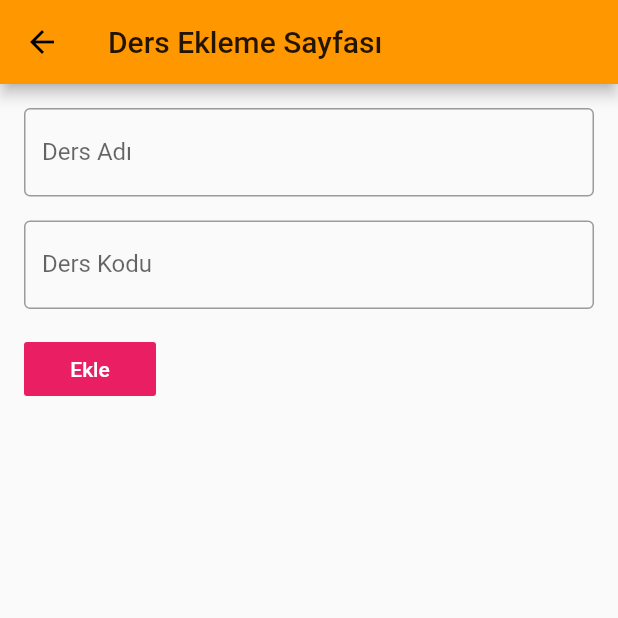
After one commit to berkayismus/SoruMakinesi, a Flutter app: the LectureScreen screen opened by its route, after a tap on "Ekle", on a phone screen of 412 x 824 dp, the top half of it. The commit adds this screen. Run offline on Flutter 3.47's test engine with Material 2 defaults, Android fonts, the phone set to English and light mode, and no system bars.

Commit message:
lecture page added

```diff
--- a/lib/data/api/lecture_api.dart
+++ b/lib/data/api/lecture_api.dart
@@ -9,4 +9,17 @@ class LectureApi{
     return response;
   }
 
+  static Future lectureAdd(String lecture_name,String lecture_code) async {
+    Map data = {
+      "lecture_name":lecture_name,
+      "lecture_code":lecture_code,
+    };
+    var response = await http.post("$base_url/lecture/add/index.php",body: data);
+    if(response.statusCode == 200) {
+      return response;
+    } else{
+      throw("Ders Eklerken hata");
+    }
+  }
+
 }
--- a/lib/main.dart
+++ b/lib/main.dart
@@ -1,5 +1,6 @@
 import 'package:flutter/material.dart';
 import 'package:soru_makinesi/data/api/user_api.dart';
+import 'package:soru_makinesi/screens/lecture_screen.dart';
 import 'package:soru_makinesi/screens/login_screen.dart';
 import 'package:soru_makinesi/screens/question_add_screen.dart';
 import 'package:soru_makinesi/screens/question_delete_screen.dart';
@@ -34,6 +35,7 @@ class _MyAppState extends State<MyApp> {
         "/questionAdd": (context) => QuestionAddScreen(),
         "/questionUpdate": (context) => QuestionUpdateScreen(),
         "/questionDelete": (context) => QuestionDeleteScreen(),
+        "/lecture": (context) => LectureScreen(),
       },
     );
   }
--- /dev/null
+++ b/lib/screens/lecture_screen.dart
@@ -0,0 +1,19 @@
+import 'package:flutter/material.dart';
+import 'package:soru_makinesi/widgets/lecture_widgets.dart';
+
+class LectureScreen extends StatefulWidget {
+  @override
+  _LectureScreenState createState() => _LectureScreenState();
+}
+
+class _LectureScreenState extends State<LectureScreen> {
+  @override
+  Widget build(BuildContext context) {
+    return Scaffold(
+      appBar: AppBar(
+        title: Text("Ders Ekleme Sayfası"),
+      ),
+      body: LectureWidgets(),
+    );
+  }
+}
--- a/lib/screens/question_screen.dart
+++ b/lib/screens/question_screen.dart
@@ -19,6 +19,7 @@ class _QuestionScreenState extends State<QuestionScreen> {
           IconButton(icon: Icon(Icons.add),onPressed: _questionAddClicked ,color: iconButtonColor,),
           IconButton(icon: Icon(Icons.update),onPressed: _questionUpdateClicked, color: iconButtonColor,),
           IconButton(icon: Icon(Icons.delete),onPressed: _questionDeleteClicked, color: iconButtonColor,),
+          IconButton(icon: Icon(Icons.airplay),onPressed: _goLectureClicked, color: iconButtonColor,),
         ],
       ),
       body: QuestionWidgets(),
@@ -36,4 +37,8 @@ class _QuestionScreenState extends State<QuestionScreen> {
   void _questionDeleteClicked() {
     Navigator.pushNamed(context, "/questionDelete");
   }
+
+  void _goLectureClicked() {
+    Navigator.pushNamed(context, "/lecture");
+  }
 }
--- /dev/null
+++ b/lib/widgets/lecture_widgets.dart
@@ -0,0 +1,136 @@
+import 'dart:convert';
+
+import 'package:flutter/cupertino.dart';
+import 'package:flutter/material.dart';
+import 'package:soru_makinesi/data/api/lecture_api.dart';
+
+class LectureWidgets extends StatefulWidget {
+  @override
+  _LectureWidgetsState createState() => _LectureWidgetsState();
+}
+
+class _LectureWidgetsState extends State<LectureWidgets> {
+
+  // controllers
+  TextEditingController _lectureNameController;
+  TextEditingController _lectureCodeController;
+
+  // messages
+  String _lectureAddMessage = "";
+
+  @override
+  void initState() {
+    // TODO: implement initState
+    super.initState();
+    _lectureNameController = TextEditingController();
+    _lectureCodeController = TextEditingController();
+
+  }
+  @override
+  Widget build(BuildContext context) {
+    return Padding(
+      padding: const EdgeInsets.all(8.0),
+      child: Column(
+        children: <Widget>[
+          buildFirstRowWidget(),
+          buildSecondRowWidget(),
+          buildThirtRowWidget(),
+          buildFourthRowWidget(),
+        ],
+      ),
+    );
+  }
+
+  buildFirstRowWidget() {
+    return Padding(
+      padding: const EdgeInsets.all(8.0),
+      child: Row(
+        children: <Widget>[
+          Expanded(
+            child: TextField(
+              controller: _lectureNameController,
+              decoration: InputDecoration(
+                labelText: "Ders Adı",
+                border: OutlineInputBorder(),
+              ),
+            ),
+          ),
+        ],
+      ),
+    );
+  }
+
+  buildSecondRowWidget() {
+    return Padding(
+      padding: const EdgeInsets.all(8.0),
+      child: Row(
+        children: <Widget>[
+          Expanded(
+            child: TextField(
+              controller: _lectureCodeController,
+              decoration: InputDecoration(
+                labelText: "Ders Kodu",
+                border: OutlineInputBorder(),
+              ),
+            ),
+          ),
+        ],
+      ),
+    );
+  }
+
+  buildThirtRowWidget() {
+    return Padding(
+      padding: const EdgeInsets.all(8.0),
+      child: Row(
+        children: <Widget>[
+          FlatButton(
+            child: Text("Ekle"),
+            color: Colors.pink,
+            textColor: Colors.white,
+            onPressed: _lectureAddClicked,
+          ),
+        ],
+      ),
+    );
+  }
+
+  buildFourthRowWidget(){
+    return Padding(
+      padding: const EdgeInsets.all(8.0),
+      child: Row(
+        children: <Widget>[
+          Text(_lectureAddMessage,style: customTextStyle(),),
+        ],
+      ),
+    );
+  }
+
+  bool _textFieldControl(){
+    if(_lectureNameController.text!="" && _lectureCodeController!=""){
+      return true;
+    }else{
+      return false;
+    }
+  }
+
+  void _lectureAddClicked() {
+    //debugPrint("Ders Ekleme butonuna basıldı");
+    if(_textFieldControl()){
+      LectureApi.lectureAdd(_lectureNameController.text, _lectureCodeController.text).then((response) {
+         setState(() {
+           var message = jsonDecode(response.body);
+           _lectureAddMessage = message["message"];
+         });
+      });
+    }
+  }
+
+  customTextStyle() {
+    return TextStyle(
+      color: Colors.pink,
+      fontSize: 20.0,
+      fontWeight: FontWeight.bold,
+    );
+  }
+}
--- a/lib/widgets/login_widgets.dart
+++ b/lib/widgets/login_widgets.dart
@@ -157,6 +157,7 @@ class _LoginWidgetsState extends State<LoginWidgets> {
      setState(() {
        message = response["message"];
        if(response["tf"] == true)
+       Navigator.pop(context);
        Navigator.pushNamed(context, "/question");
      });
   }
```
